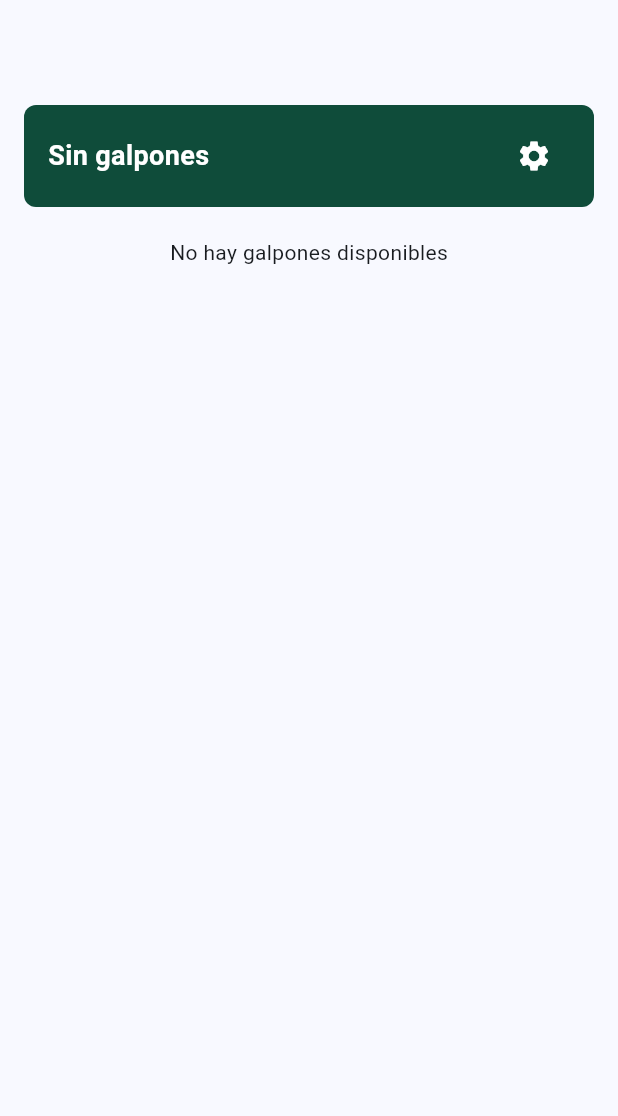
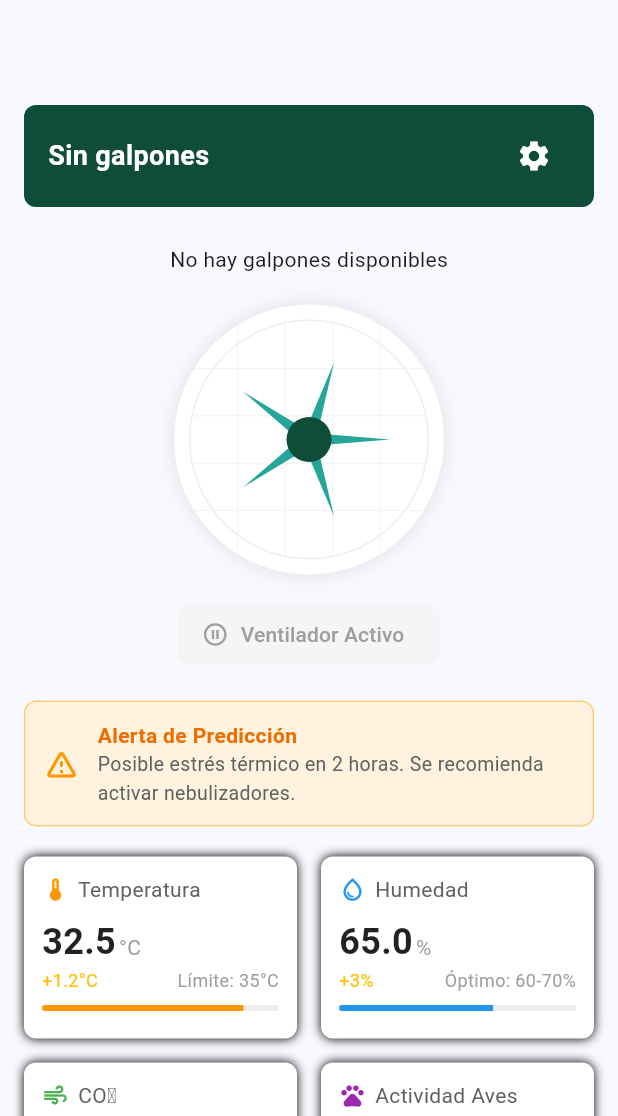
Before and after one commit to juantaborda27/Chick_Stell-Repository, a Flutter app: the MonitoreoView screen opened by its route, on a phone screen of 412 x 824 dp, the part 120-1236 px from its top. Run offline on Flutter 3.47's test engine with Material 3 defaults, Android fonts, the phone set to English and light mode, and no system bars; our stand-ins replace animate_do, cloud_firestore, firebase_auth, firebase_core, get, get_storage; accounts and stored records are empty.

Commit message:
Correcion monitoreo_view

```diff
--- a/chick_stell_view/lib/views/main_views/monitoreo/monitoreo_view.dart
+++ b/chick_stell_view/lib/views/main_views/monitoreo/monitoreo_view.dart
@@ -21,6 +21,7 @@ class MonitoreoView extends StatelessWidget {
   Widget build(BuildContext context) {
     return Scaffold(
       body: SafeArea(
+        child: SingleChildScrollView(
           child: Padding(
             padding: const EdgeInsets.all(16.0),
             child: Column(
@@ -30,15 +31,17 @@ class MonitoreoView extends StatelessWidget {
                 WarehouseSelector(controller: controller),
                 SizedBox(height: 16),
                 WarehouseHeader(controller: controller),
+                SizedBox(height: 25),
+                InformationGalpon(controller: controller),
                 SizedBox(height: 20),
-              InformationGalpon(controller: controller)
-              // Ventilator(controller: controller),
-              // SizedBox(height: 20),
-              // // Obx(() => controller.hasWarning.value ? _buildWarningAlert() : SizedBox()),
-              // const WarningAlert(),
-              // SizedBox(height: 20),
-              // _buildMetricsGrid(),
+                Ventilator(controller: controller),
+                SizedBox(height: 20),
+                // Obx(() => controller.hasWarning.value ? _buildWarningAlert() : SizedBox()),
+                const WarningAlert(),
+                SizedBox(height: 20),
+                _buildMetricsGrid(),
               ],
+            ),
           ),
         ),
       ),
```
Lines whose indentation alone changed are shown as unchanged.
